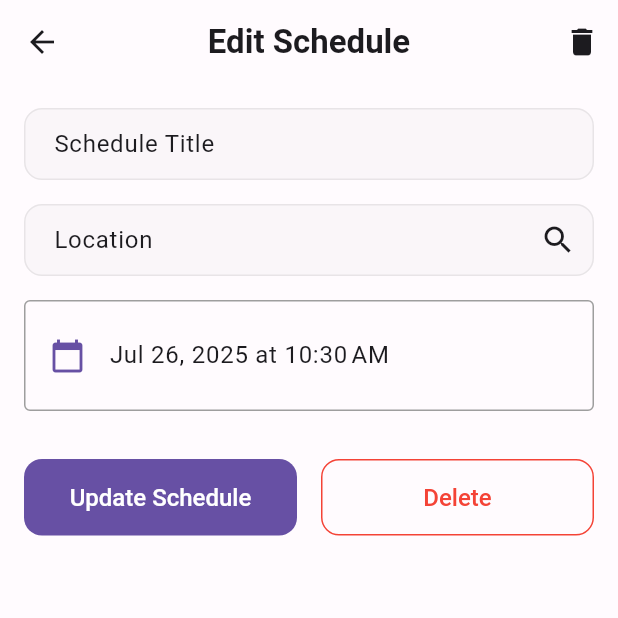
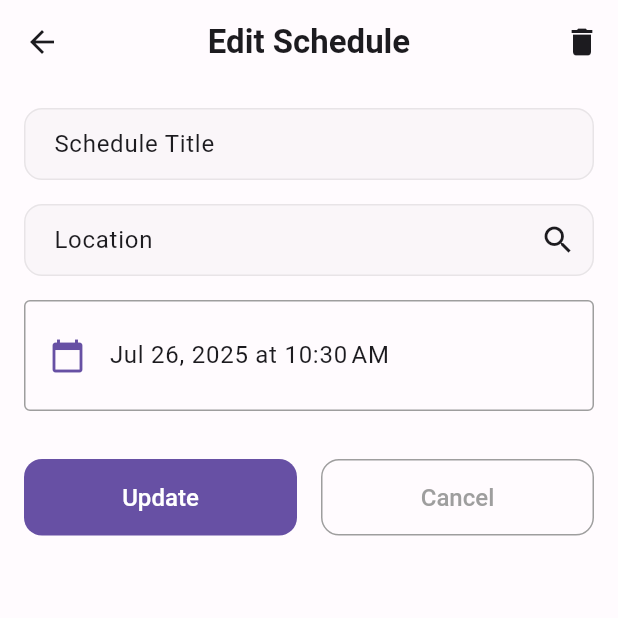
Before and after one commit to Yanrong-Wang/NUS_SmartNavi, a Flutter app: the EditScheduleScreen screen opened directly with empty values, on a phone screen of 412 x 824 dp, the top half of it. Run offline on Flutter 3.47's test engine with Material 3 defaults, Android fonts, the phone set to English and light mode, and no system bars; our stand-ins replace auto_route, cloud_firestore, firebase_auth, firebase_core, freezed_annotation, table_calendar; missing offline and left inert: firebase_ui_auth, search_page; accounts and stored records are empty.

Commit message:
Refine update schedule

```diff
--- a/smartnavi/lib/pages/edit_schedule_screen.dart
+++ b/smartnavi/lib/pages/edit_schedule_screen.dart
@@ -28,7 +28,6 @@ class _EditScheduleScreenState extends State<EditScheduleScreen> {
   TimeOfDay? _selectedTime;
   Building? _selectedBuilding;
   List<Building> _buildings = [];
-  Schedule? _currentSchedule;
   bool _isLoading = true;
 
   final FirestoreService _firestoreService = FirestoreService();
@@ -59,7 +58,6 @@ class _EditScheduleScreenState extends State<EditScheduleScreen> {
     try {
       final schedule = await _firestoreService.getScheduleById(widget.scheduleId);
       if (schedule != null) {
-        _currentSchedule = schedule;
         _titleInput.text = schedule.title;
         _locationInput.text = schedule.locationName;
         _selectedDate = schedule.eventDate;
@@ -250,6 +248,7 @@ class _EditScheduleScreenState extends State<EditScheduleScreen> {
                   return null;
                 },
               ),
+
               const SizedBox(height: 16),
               TextFormField(
                 controller: _locationInput,
@@ -293,19 +292,22 @@ class _EditScheduleScreenState extends State<EditScheduleScreen> {
                       style: ElevatedButton.styleFrom(
                         padding: const EdgeInsets.symmetric(vertical: 16),
                       ),
-                      child: const Text('Update Schedule'),
+                      child: const Text('Update'),
                     ),
                   ),
                   const SizedBox(width: 16),
                   Expanded(
                     child: OutlinedButton(
-                      onPressed: _deleteSchedule,
+                      onPressed: () {
+                        // Directly exit the edit screen without saving changes
+                        context.router.pop();
+                      },
                       style: OutlinedButton.styleFrom(
-                        foregroundColor: Colors.red,
-                        side: const BorderSide(color: Colors.red),
+                        foregroundColor: Colors.grey,
+                        side: const BorderSide(color: Colors.grey),
                         padding: const EdgeInsets.symmetric(vertical: 16),
                       ),
-                      child: const Text('Delete'),
+                      child: const Text('Cancel'),
                     ),
                   ),
                 ],
```
